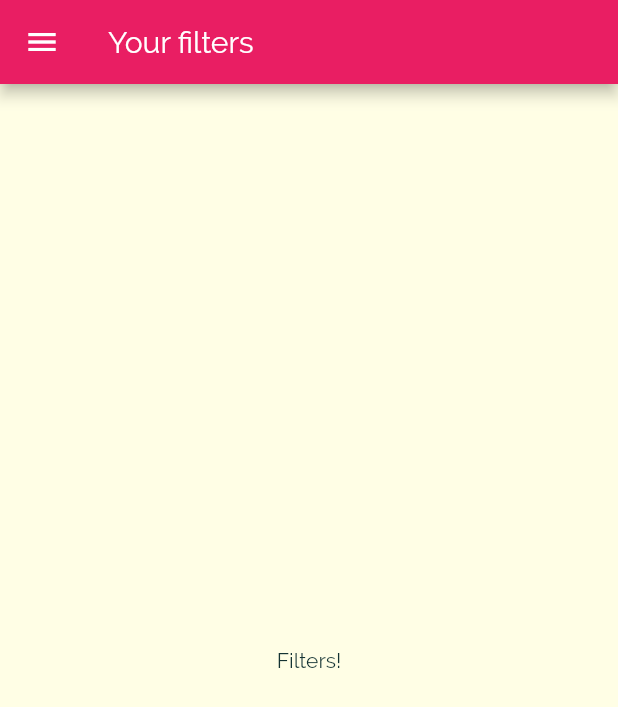
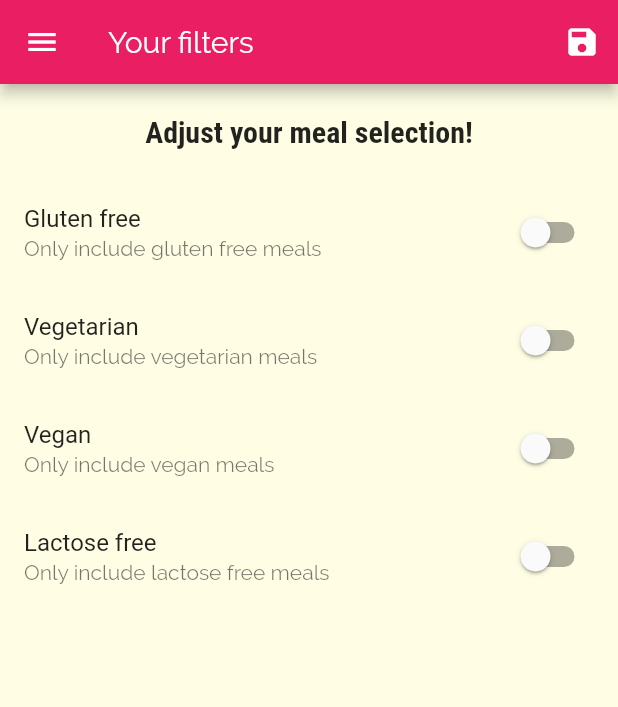
Before and after one commit to BulcsuFarmasi/delimeals_app, a Flutter app: the FiltersScreen screen opened by its route, on a phone screen of 412 x 824 dp. Shown: the top 707 px of the screen. Run offline on Flutter 3.47's test engine with Material 2 defaults, Android fonts, the phone set to English and light mode, and no system bars.

Commit message:
add filtering logic

```diff
--- a/lib/main.dart
+++ b/lib/main.dart
@@ -7,11 +7,29 @@ import 'screens/filters_screen.dart';
 import 'screens/meal_detail_screen.dart';
 import 'screens/tabs_screen.dart';
 
-void main() => runApp(MyApp());
+void main() => runApp(App());
 
-class MyApp extends StatelessWidget {
+class App extends StatefulWidget {
+  @override
+  _AppState createState() => _AppState();
+}
+
+class _AppState extends State<App> {
   @override
   Widget build(BuildContext context) {
+    Map<String, bool> _filters = {
+      'gluten': false,
+      'lactose': false,
+      'vegetarian': false,
+      'vegan': false,
+    };
+
+    void _setFilters (Map<String, bool> filterData) {
+      setState(() {
+        _filters = filterData;
+      });
+    }
+
     return MaterialApp(
       title: 'DeliMeals',
       theme: ThemeData(
@@ -38,7 +56,7 @@ class MyApp extends StatelessWidget {
       routes: {
         '/': (BuildContext context) => TabsScreen(),
         CategoryMealsScreen.routeName: (BuildContext context) => CategoryMealsScreen(),
-        FiltersScreen.routeName: (BuildContext context) => FiltersScreen(),
+        FiltersScreen.routeName: (BuildContext context) => FiltersScreen(_setFilters),
         MealDetailScreen.routeName: (BuildContext context) => MealDetailScreen(),
       },
       onGenerateRoute: (RouteSettings settings) {
--- a/lib/screens/filters_screen.dart
+++ b/lib/screens/filters_screen.dart
@@ -2,19 +2,103 @@ import 'package:flutter/material.dart';
 
 import '../widgets/main_drawer.dart';
 
+class FiltersScreen extends StatefulWidget {
+  final Function saveFilters;
+  FiltersScreen(this.saveFilters);
+  @override
+  _FiltersScreenState createState() => _FiltersScreenState();
 
-class FiltersScreen extends StatelessWidget {
+  static const String routeName = '/filters';
+}
+
+class _FiltersScreenState extends State<FiltersScreen> {
+
+
+  bool _glutenFree = false;
+  bool _vegetarian = false;
+  bool _vegan = false;
+  bool _lactoseFree = false;
+
+  Widget _buildSwitchListStyle(String title, String subtitle, bool value, Function onChanged) {
+    return SwitchListTile(
+      title: Text(title),
+      value: value,
+      subtitle: Text(subtitle),
+      onChanged: onChanged,
+    );
+  }
+
   @override
   Widget build(BuildContext context) {
+    final ThemeData theme = Theme.of(context);
     return Scaffold(
       appBar: AppBar(
         title: const Text('Your filters'),
+        actions: [
+          IconButton(
+            icon: Icon(Icons.save),
+            onPressed: () {},
+          )
+        ],
       ),
       drawer: MainDrawer(),
-        body: Center(
-          child: const Text('Filters!'),
-        ));
+      body: Column(
+        children: [
+          Container(
+            padding: EdgeInsets.all(20),
+            child: Text(
+              'Adjust your meal selection!',
+              style: theme.textTheme.headline6,
+            ),
+          ),
+          Expanded(
+            child: ListView(
+              children: [
+                _buildSwitchListStyle(
+                  'Gluten free',
+                  'Only include gluten free meals',
+                  _glutenFree,
+                  (bool newValue) {
+                    setState(() {
+                      _glutenFree = newValue;
+                    });
+                  },
+                ),
+                _buildSwitchListStyle(
+                  'Vegetarian',
+                  'Only include vegetarian meals',
+                  _vegetarian,
+                  (bool newValue) {
+                    setState(() {
+                      _vegetarian = newValue;
+                    });
+                  },
+                ),
+                _buildSwitchListStyle(
+                  'Vegan',
+                  'Only include vegan meals',
+                  _vegan,
+                  (bool newValue) {
+                    setState(() {
+                      _vegan = newValue;
+                    });
+                  },
+                ),
+                _buildSwitchListStyle(
+                  'Lactose free',
+                  'Only include lactose free meals',
+                  _lactoseFree,
+                  (bool newValue) {
+                    setState(() {
+                      _lactoseFree = newValue;
+                    });
+                  },
+                ),
+              ],
+            ),
+          ),
+        ],
+      ),
+    );
   }
-
-  static const String routeName = '/filters';
 }
```
Lines whose indentation alone changed are shown as unchanged.
